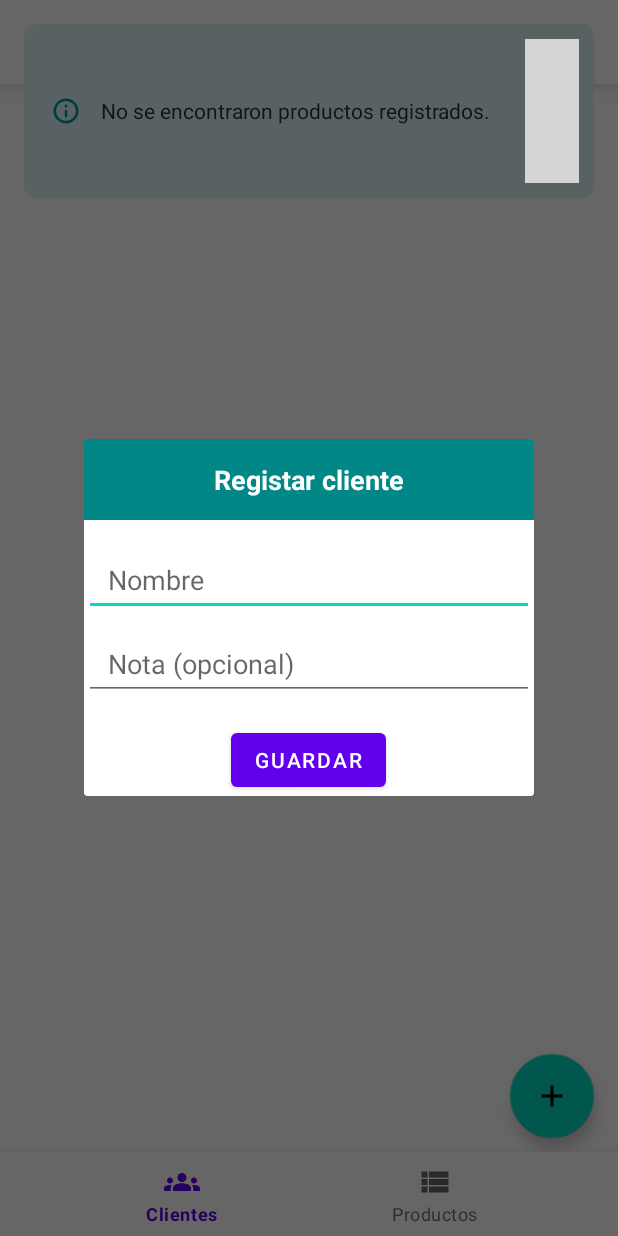
After one commit to jesusmemije/BOApp, an Android app: the fragment BODialogCreateCustomer placed in its activity, on a phone screen of 412 x 824 dp. The commit adds this screen. Run offline under Robolectric (Android 15) with nearby library versions, the phone set to English and light mode, and no system bars; our stand-ins replace navigation-ui; grey boxes are pictures that could not be loaded.

Commit message:
Se agrego el modulo de clientes y ya se listan y se registran

```diff
--- a/app/src/main/AndroidManifest.xml
+++ b/app/src/main/AndroidManifest.xml
@@ -14,7 +14,7 @@
         android:theme="@style/Theme.BOApp"
         tools:targetApi="31">
         <activity
-            android:name=".main.home.MainActivity"
+            android:name=".main.customers.ui.MainActivity"
             android:exported="true"
             android:label="@string/app_name">
             <intent-filter>
--- a/app/src/main/java/com/example/boapp/framework/interfaces/ClickListenerNotification.kt
+++ b/app/src/main/java/com/example/boapp/framework/interfaces/ClickListenerNotification.kt
@@ -1,7 +1,12 @@
 package com.example.boapp.framework.interfaces
 
+import com.example.boapp.database.entities.CustomerEntity
 import com.example.boapp.database.entities.ProductEntity
 
 interface ClickListenerProduct {
     fun onItemClick(item: ProductEntity)
 }
+
+interface ClickListenerCustomer {
+    fun onItemClick(item: CustomerEntity)
+}
--- /dev/null
+++ b/app/src/main/java/com/example/boapp/main/customers/ui/BOCustomersFragment.kt
@@ -0,0 +1,75 @@
+package com.example.boapp.main.customers.ui
+
+import android.app.Activity
+import android.content.Context
+import android.os.Bundle
+import android.view.LayoutInflater
+import android.view.View
+import android.view.ViewGroup
+import android.widget.Toast
+import androidx.core.view.isVisible
+import androidx.fragment.app.viewModels
+import androidx.recyclerview.widget.LinearLayoutManager
+import androidx.recyclerview.widget.RecyclerView
+import com.example.boapp.R
+import com.example.boapp.database.entities.CustomerEntity
+import com.example.boapp.databinding.FragmentBoCustomersBinding
+import com.example.boapp.framework.base.BOFragmentBase
+import com.example.boapp.framework.extension.showToastInfo
+import com.example.boapp.main.customers.adapter.CustomerAdapter
+import com.example.boapp.main.customers.util.BODialogCreateCustomer
+import com.example.boapp.main.customers.viewmodel.BOViewModelCustomer
+
+class BOCustomersFragment : BOFragmentBase() {
+
+    private lateinit var binding: FragmentBoCustomersBinding
+    private lateinit var safeActivity: Activity
+
+    private val viewModelCustomer: BOViewModelCustomer by viewModels()
+
+    override fun onAttach(context: Context) {
+        super.onAttach(context)
+        safeActivity = context as Activity
+    }
+
+    override fun onCreateView(
+        inflater: LayoutInflater, container: ViewGroup?, savedInstanceState: Bundle?
+    ): View {
+        binding = FragmentBoCustomersBinding.inflate(inflater, container, false)
+        binding.toolbar.tvTitle.text = resources.getString(R.string.my_customers)
+        binding.toolbar.btnReturn.visibility = View.GONE
+        return binding.root
+    }
+
+    override fun onViewCreated(view: View, savedInstanceState: Bundle?) {
+        super.onViewCreated(view, savedInstanceState)
+        initListener()
+        initObserves()
+    }
+
+    private fun initListener() {
+        viewModelCustomer.getCustomers()
+        binding.fabAdd.setOnClickListener {
+            val dialog = BODialogCreateCustomer()
+            dialog.show(childFragmentManager, "DialogCreateCustomer")
+        }
+    }
+
+    private fun initObserves() {
+        viewModelCustomer.customerList.observe(viewLifecycleOwner, handleCustomers())
+        viewModelCustomer.isLoading.observe(viewLifecycleOwner) { isVisible ->
+            binding.loader.contentLoading.isVisible = isVisible
+        }
+    }
+
+    private fun handleCustomers(): (List<CustomerEntity>?) -> Unit = { customerList ->
+        if (!customerList.isNullOrEmpty()) {
+            val productAdapter = CustomerAdapter(customerList)
+            binding.rvCustomers.adapter = productAdapter
+            binding.rvCustomers.layoutManager = LinearLayoutManager(requireContext(), RecyclerView.VERTICAL, false)
+        } else {
+            binding.rvCustomers.adapter = CustomerAdapter(emptyList())
+            Toast(safeActivity).showToastInfo("No se encontraron productos registrados.", safeActivity)
+        }
+    }
+}
--- a/app/src/main/java/com/example/boapp/main/home/MainActivity.kt
+++ b/app/src/main/java/com/example/boapp/main/customers/ui/MainActivity.kt
@@ -1,4 +1,4 @@
-package com.example.boapp.main.home
+package com.example.boapp.main.customers.ui
 
 import android.os.Bundle
 import androidx.appcompat.app.AppCompatActivity
@@ -29,7 +29,7 @@ class MainActivity : AppCompatActivity() {
         // menu should be considered as top level destinations.
         val appBarConfiguration = AppBarConfiguration(
             setOf(
-                R.id.navigation_home, R.id.navigation_products, R.id.navigation_customers
+                R.id.navigation_customers, R.id.navigation_products
             )
         )
         setupActionBarWithNavController(navController, appBarConfiguration)
--- /dev/null
+++ b/app/src/main/java/com/example/boapp/main/customers/util/BODialogCreateCustomer.kt
@@ -0,0 +1,70 @@
+package com.example.boapp.main.customers.util
+
+import android.app.Activity
+import android.content.Context
+import android.os.Bundle
+import android.view.LayoutInflater
+import android.view.View
+import android.view.ViewGroup
+import android.widget.Toast
+import androidx.fragment.app.DialogFragment
+import androidx.fragment.app.viewModels
+import com.example.boapp.database.entities.CustomerEntity
+import com.example.boapp.databinding.DialogRegisterCustomerBinding
+import com.example.boapp.framework.extension.showToastFailed
+import com.example.boapp.framework.extension.showToastSuccess
+import com.example.boapp.main.customers.viewmodel.BOViewModelCustomer
+
+class BODialogCreateCustomer() : DialogFragment() {
+
+    private lateinit var binding: DialogRegisterCustomerBinding
+    private lateinit var safeActivity: Activity
+
+    private val viewModelCustomer: BOViewModelCustomer by viewModels()
+
+    override fun onAttach(context: Context) {
+        super.onAttach(context)
+        safeActivity = context as Activity
+    }
+
+    override fun onCreateView(
+        inflater: LayoutInflater,
+        container: ViewGroup?,
+        savedInstanceState: Bundle?
+    ): View {
+        binding = DialogRegisterCustomerBinding.inflate(inflater, container, false)
+        return binding.root
+    }
+
+    override fun onViewCreated(view: View, savedInstanceState: Bundle?) {
+        super.onViewCreated(view, savedInstanceState)
+        initListener()
+        initObserves()
+    }
+
+    private fun initListener() {
+        binding.btnSaved.setOnClickListener {
+            viewModelCustomer.insertCustomer(
+                CustomerEntity(
+                    name = binding.etName.text.toString(),
+                    note = binding.etNota.text.toString()
+                )
+            )
+        }
+    }
+
+    private fun initObserves() {
+        viewModelCustomer.customerInserted.observe(viewLifecycleOwner, handleInserted())
+    }
+
+    private fun handleInserted(): (Boolean) -> Unit = { response ->
+        if (response) {
+            binding.etName.setText("")
+            binding.etNota.setText("")
+            Toast(safeActivity).showToastSuccess("El cliente se ha registrado con éxito.", safeActivity)
+        } else {
+            Toast(safeActivity).showToastFailed("Error al registrar al cliente, intente nuevamente.", safeActivity)
+        }
+    }
+
+}
--- /dev/null
+++ b/app/src/main/java/com/example/boapp/main/customers/viewmodel/BOViewModelCustomer.kt
@@ -0,0 +1,48 @@
+package com.example.boapp.main.customers.viewmodel
+
+import android.os.Handler
+import android.os.Looper
+import androidx.lifecycle.LiveData
+import androidx.lifecycle.viewModelScope
+import com.example.boapp.database.entities.CustomerEntity
+import com.example.boapp.framework.base.BOConstant
+import com.example.boapp.framework.base.BOViewModelBase
+import com.example.boapp.framework.commons.SingleLiveEvent
+import kotlinx.coroutines.launch
+
+class BOViewModelCustomer : BOViewModelBase() {
+
+    private var customerListMLD = SingleLiveEvent<List<CustomerEntity>?>()
+    val customerList: LiveData<List<CustomerEntity>?>
+        get() = customerListMLD
+
+    private var customerInsertedMLD = SingleLiveEvent<Boolean>()
+    val customerInserted: LiveData<Boolean>
+        get() = customerInsertedMLD
+
+    fun getCustomers() {
+        viewModelScope.launch {
+            isLoading.postValue(true)
+            val customers = BOConstant.APP_DATABASE?.customerDao()?.getCustomers()
+            Handler(Looper.getMainLooper()).postDelayed({
+                customerListMLD.postValue(customers)
+                isLoading.postValue(false)
+            }, 500)
+        }
+    }
+
+    fun insertCustomer(customerEntity: CustomerEntity) {
+        viewModelScope.launch {
+            isLoading.postValue(true)
+            val addedID = BOConstant.APP_DATABASE?.customerDao()?.insertCustomer(customerEntity)
+            Handler(Looper.getMainLooper()).postDelayed({
+                if (addedID != null && addedID > 0) {
+                    customerInsertedMLD.postValue(true)
+                } else {
+                    customerInsertedMLD.postValue(false)
+                }
+                isLoading.postValue(false)
+            }, 500)
+        }
+    }
+}
--- /dev/null
+++ b/app/src/main/res/drawable/ic__arrow_forward.xml
@@ -0,0 +1,5 @@
+<vector android:autoMirrored="true" android:height="24dp"
+    android:tint="#000000" android:viewportHeight="24"
+    android:viewportWidth="24" android:width="24dp" xmlns:android="http://schemas.android.com/apk/res/android">
+    <path android:fillColor="@android:color/white" android:pathData="M6.23,20.23l1.77,1.77l10,-10l-10,-10l-1.77,1.77l8.23,8.23z"/>
+</vector>
--- /dev/null
+++ b/app/src/main/res/layout/dialog_register_customer.xml
@@ -0,0 +1,42 @@
+<?xml version="1.0" encoding="utf-8"?>
+<LinearLayout xmlns:android="http://schemas.android.com/apk/res/android"
+    android:layout_width="match_parent"
+    android:layout_height="wrap_content"
+    android:gravity="center"
+    android:orientation="vertical">
+
+    <TextView
+        android:layout_width="300dp"
+        android:layout_height="54dp"
+        android:background="@color/teal_700"
+        android:gravity="center"
+        android:text="Registar cliente"
+        android:textColor="@color/white"
+        android:textSize="@dimen/size_18sp"
+        android:textStyle="bold" />
+
+    <EditText
+        android:id="@+id/etName"
+        android:layout_width="300dp"
+        android:layout_height="@dimen/size_48dp"
+        android:layout_marginTop="16dp"
+        android:layout_marginBottom="4dp"
+        android:hint="Nombre"
+        android:paddingHorizontal="@dimen/size_16dp" />
+
+    <EditText
+        android:id="@+id/etNota"
+        android:layout_width="300dp"
+        android:layout_height="@dimen/size_48dp"
+        android:layout_marginTop="4dp"
+        android:layout_marginBottom="16dp"
+        android:hint="Nota (opcional)"
+        android:paddingHorizontal="@dimen/size_16dp" />
+
+    <Button
+        android:id="@+id/btnSaved"
+        android:layout_width="wrap_content"
+        android:layout_height="wrap_content"
+        android:text="Guardar" />
+
+</LinearLayout>
--- a/app/src/main/res/layout/fragment_bo_customers.xml
+++ b/app/src/main/res/layout/fragment_bo_customers.xml
@@ -1,17 +1,59 @@
 <?xml version="1.0" encoding="utf-8"?>
-<androidx.constraintlayout.widget.ConstraintLayout xmlns:android="http://schemas.android.com/apk/res/android"
-    xmlns:app="http://schemas.android.com/apk/res-auto"
+<androidx.coordinatorlayout.widget.CoordinatorLayout xmlns:android="http://schemas.android.com/apk/res/android"
     xmlns:tools="http://schemas.android.com/tools"
     android:layout_width="match_parent"
     android:layout_height="match_parent"
-    tools:context=".main.customers.BOCustomersFragment">
+    tools:context=".main.customers.ui.BOCustomersFragment">
 
-    <!-- AppBar -->
+    <!-- Content -->
+    <androidx.coordinatorlayout.widget.CoordinatorLayout
+        android:layout_width="match_parent"
+        android:layout_height="match_parent">
+
+        <!-- AppBar -->
+        <include
+            android:id="@+id/toolbar"
+            layout="@layout/bo_toolbar_generic" />
+
+        <!-- Product List -->
+        <androidx.core.widget.NestedScrollView
+            android:layout_width="match_parent"
+            android:layout_height="match_parent"
+            android:layout_marginVertical="60dp">
+
+            <LinearLayout
+                android:layout_width="match_parent"
+                android:layout_height="wrap_content"
+                android:orientation="vertical">
+
+                <androidx.recyclerview.widget.RecyclerView
+                    android:id="@+id/rvCustomers"
+                    android:layout_width="match_parent"
+                    android:layout_height="match_parent"
+                    android:nestedScrollingEnabled="false"
+                    tools:itemCount="4"
+                    tools:listitem="@layout/item_customer" />
+
+            </LinearLayout>
+
+        </androidx.core.widget.NestedScrollView>
+
+        <!-- Floating button add -->
+        <com.google.android.material.floatingactionbutton.FloatingActionButton
+            android:id="@+id/fabAdd"
+            android:layout_width="wrap_content"
+            android:layout_height="wrap_content"
+            android:layout_gravity="end|bottom"
+            android:layout_marginHorizontal="@dimen/size_16dp"
+            android:layout_marginBottom="65dp"
+            android:contentDescription="@string/todo"
+            android:src="@drawable/ic_add" />
+
+    </androidx.coordinatorlayout.widget.CoordinatorLayout>
+
+    <!-- Loader screen -->
     <include
-        android:id="@+id/toolbar"
-        layout="@layout/bo_toolbar_generic"
-        app:layout_constraintEnd_toEndOf="parent"
-        app:layout_constraintStart_toStartOf="parent"
-        app:layout_constraintTop_toTopOf="parent" />
+        android:id="@+id/loader"
+        layout="@layout/bo_loader_generic" />
 
-</androidx.constraintlayout.widget.ConstraintLayout>
+</androidx.coordinatorlayout.widget.CoordinatorLayout>
--- a/app/src/main/res/layout/fragment_bo_products.xml
+++ b/app/src/main/res/layout/fragment_bo_products.xml
@@ -17,7 +17,6 @@
 
         <!-- Product List -->
         <androidx.core.widget.NestedScrollView
-            android:id="@+id/nsvContainerNotifications"
             android:layout_width="match_parent"
             android:layout_height="match_parent"
             android:layout_marginVertical="60dp">
--- a/app/src/main/res/navigation/mobile_navigation.xml
+++ b/app/src/main/res/navigation/mobile_navigation.xml
@@ -3,13 +3,13 @@
     xmlns:app="http://schemas.android.com/apk/res-auto"
     xmlns:tools="http://schemas.android.com/tools"
     android:id="@+id/mobile_navigation"
-    app:startDestination="@+id/navigation_home">
+    app:startDestination="@+id/navigation_customers">
 
     <fragment
-        android:id="@+id/navigation_home"
-        android:name="com.example.boapp.main.home.BOHomeFragment"
-        android:label="@string/title_home"
-        tools:layout="@layout/fragment_bo_home" />
+        android:id="@+id/navigation_customers"
+        android:name="com.example.boapp.main.customers.ui.BOCustomersFragment"
+        android:label="@string/title_customers"
+        tools:layout="@layout/fragment_bo_customers" />
 
     <fragment
         android:id="@+id/navigation_products"
@@ -22,11 +22,6 @@
     </fragment>
 
     <fragment
-        android:id="@+id/navigation_customers"
-        android:name="com.example.boapp.main.customers.BOCustomersFragment"
-        android:label="@string/title_customers"
-        tools:layout="@layout/fragment_bo_customers" />
-    <fragment
         android:id="@+id/BOCreateProductFragment"
         android:name="com.example.boapp.main.products.ui.BOCreateProductFragment"
         android:label="fragment_bo_create_product"
```
Also changed, not shown: app/src/main/java/com/example/boapp/database/BOAppDatabase.kt (+8 -5 lines), app/src/main/java/com/example/boapp/database/dao/CustomerDao.kt (added, +21 -0 lines), app/src/main/java/com/example/boapp/database/entities/CustomerEntity.kt (added, +13 -0 lines), app/src/main/java/com/example/boapp/main/customers/BOCustomersFragment.kt (deleted, +0 -38 lines), app/src/main/java/com/example/boapp/main/customers/adapter/CustomerAdapter.kt (added, +37 -0 lines), app/src/main/java/com/example/boapp/main/home/BOHomeFragment.kt (deleted, +0 -38 lines), app/src/main/res/layout/fragment_bo_home.xml (deleted, +0 -18 lines), app/src/main/res/layout/item_customer.xml (added, +84 -0 lines), app/src/main/res/menu/bottom_nav_menu.xml (+3 -8 lines).
